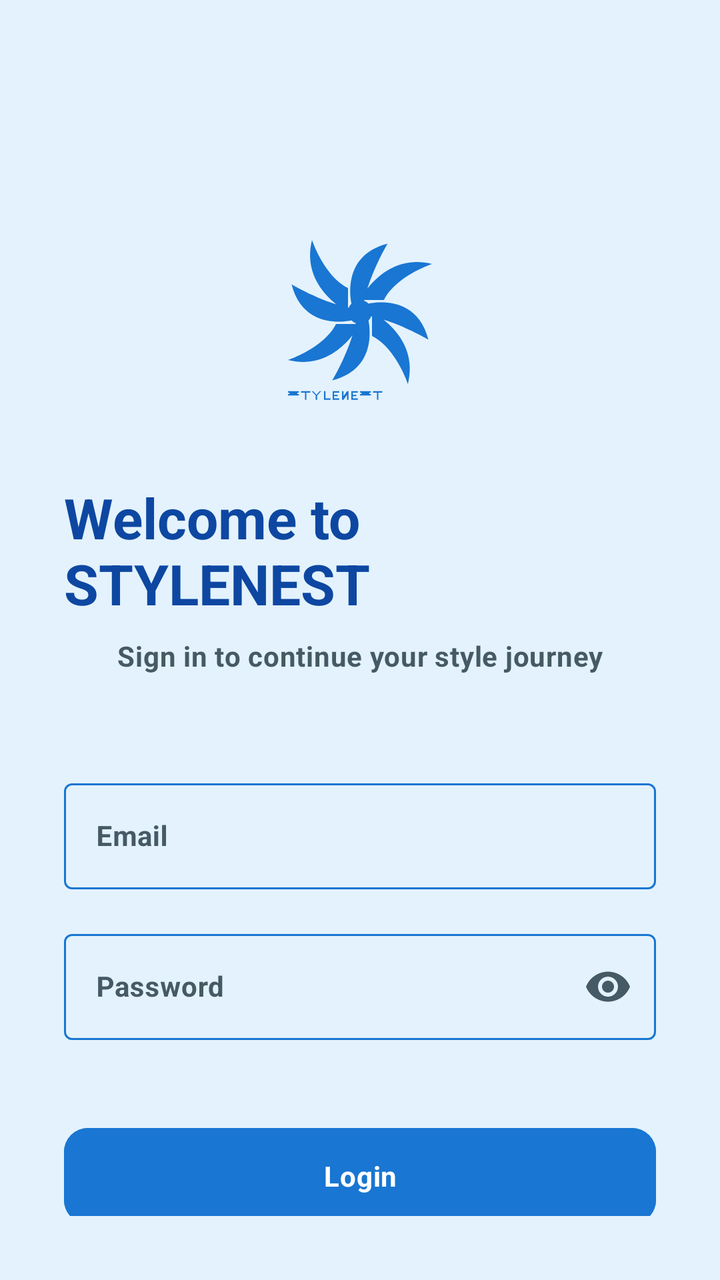
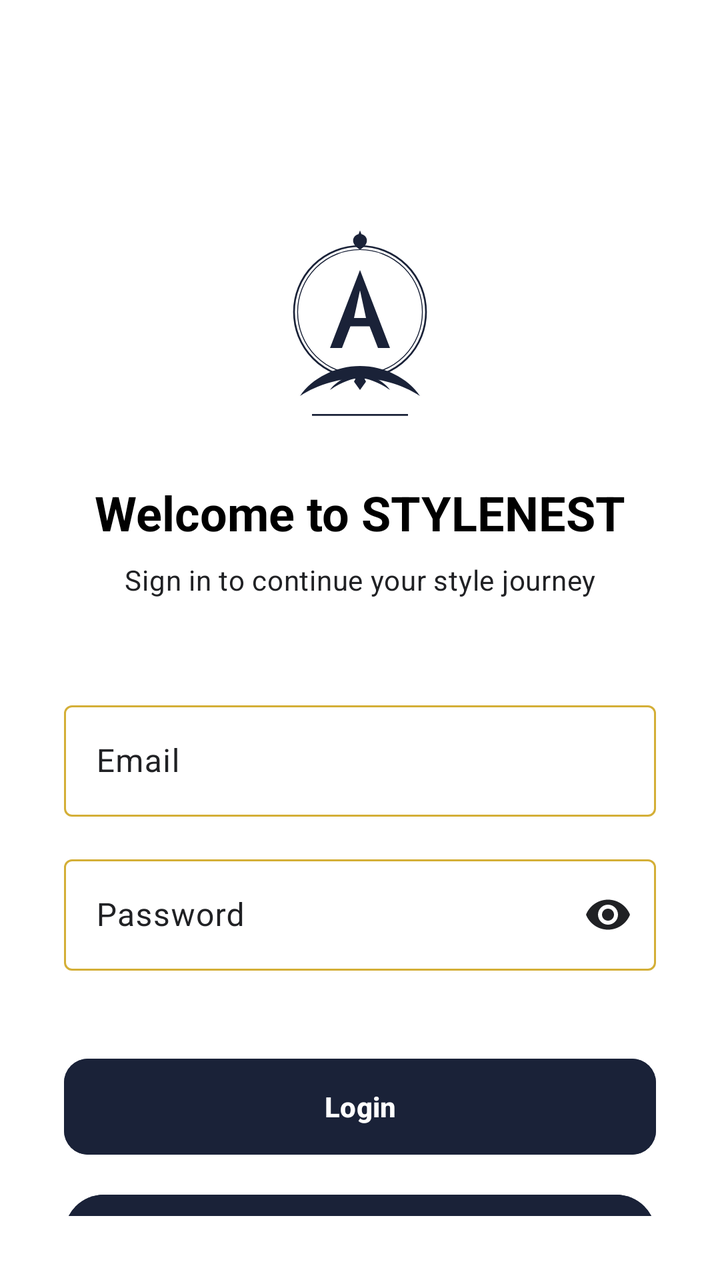

The first picture is an Android layout as it rendered before a commit; the second is the same layout after the commit. The layout source and the unified diff follow.
<!-- AndroidManifest.xml: application theme Theme.StyleNestBoutique -->
<!-- res/layout/fragment_login.xml -->
<?xml version="1.0" encoding="utf-8"?>
<androidx.constraintlayout.widget.ConstraintLayout xmlns:android="http://schemas.android.com/apk/res/android"
    xmlns:app="http://schemas.android.com/apk/res-auto"
    xmlns:tools="http://schemas.android.com/tools"
    android:layout_width="match_parent"
    android:layout_height="match_parent"
    android:background="?attr/colorSurface"
    android:padding="32dp">

    <ImageView
        android:id="@+id/logo"
        android:layout_width="120dp"
        android:layout_height="120dp"
        android:layout_marginTop="64dp"
        android:src="@drawable/ic_logo"
        app:layout_constraintEnd_toEndOf="parent"
        app:layout_constraintStart_toStartOf="parent"
        app:layout_constraintTop_toTopOf="parent"
        app:tint="?attr/colorPrimary" />

    <TextView
        android:id="@+id/title"
        android:layout_width="wrap_content"
        android:layout_height="wrap_content"
        android:layout_marginTop="24dp"
        android:text="Welcome to STYLENEST"
        android:textAppearance="?attr/textAppearanceHeadlineSmall"
        android:textStyle="bold"
        android:textColor="?attr/colorOnSurface"
        app:layout_constraintEnd_toEndOf="parent"
        app:layout_constraintStart_toStartOf="parent"
        app:layout_constraintTop_toBottomOf="@id/logo" />

    <TextView
        android:id="@+id/subtitle"
        android:layout_width="wrap_content"
        android:layout_height="wrap_content"
        android:layout_marginTop="8dp"
        android:text="Sign in to continue your style journey"
        android:textAppearance="?attr/textAppearanceBodyMedium"
        android:textColor="?attr/colorOnSurfaceVariant"
        app:layout_constraintEnd_toEndOf="parent"
        app:layout_constraintStart_toStartOf="parent"
        app:layout_constraintTop_toBottomOf="@id/title" />

    <com.google.android.material.textfield.TextInputLayout
        android:id="@+id/email_layout"
        style="@style/Widget.Material3.TextInputLayout.OutlinedBox"
        android:layout_width="match_parent"
        android:layout_height="wrap_content"
        android:layout_marginTop="48dp"
        android:hint="Email"
        app:layout_constraintTop_toBottomOf="@id/subtitle">

        <com.google.android.material.textfield.TextInputEditText
            android:id="@+id/email_edit_text"
            android:layout_width="match_parent"
            android:layout_height="wrap_content"
            android:inputType="textEmailAddress" />
    </com.google.android.material.textfield.TextInputLayout>

    <com.google.android.material.textfield.TextInputLayout
        android:id="@+id/password_layout"
        style="@style/Widget.Material3.TextInputLayout.OutlinedBox"
        android:layout_width="match_parent"
        android:layout_height="wrap_content"
        android:layout_marginTop="16dp"
        android:hint="Password"
        app:endIconMode="password_toggle"
        app:layout_constraintTop_toBottomOf="@id/email_layout">

        <com.google.android.material.textfield.TextInputEditText
            android:id="@+id/password_edit_text"
            android:layout_width="match_parent"
            android:layout_height="wrap_content"
            android:inputType="textPassword" />
    </com.google.android.material.textfield.TextInputLayout>

    <com.google.android.material.button.MaterialButton
        android:id="@+id/login_button"
        android:layout_width="match_parent"
        android:layout_height="56dp"
        android:layout_marginTop="40dp"
        android:text="Login"
        android:textColor="@color/white"
        android:textStyle="bold"
        app:backgroundTint="?attr/colorPrimary"
        app:cornerRadius="12dp"
        app:layout_constraintTop_toBottomOf="@id/password_layout" />

    <com.google.android.material.button.MaterialButton
        android:id="@+id/signup_button"
        style="@style/Widget.Material3.Button.TextButton"
        android:layout_width="match_parent"
        android:layout_height="wrap_content"
        android:layout_marginTop="12dp"
        android:text="Don't have an account? Sign Up"
        android:textColor="?attr/colorPrimary"
        app:layout_constraintTop_toBottomOf="@id/login_button" />

</androidx.constraintlayout.widget.ConstraintLayout>
<!-- resources referenced by this layout -->
<resources>
  <color name="white">#FFFFFF</color>
  <!-- drawable ic_logo: vector/xml drawable (drawable, 2298 chars, omitted) -->
  <style name="Base.Theme.StyleNestBoutique" parent="Theme.Material3.DayNight.NoActionBar">
          
          <item name="colorPrimary">@color/primary_blue</item>
          <item name="colorOnPrimary">@color/white_pure</item>
          <item name="colorPrimaryContainer">@color/secondary_blue</item>
          <item name="colorOnPrimaryContainer">@color/primary_blue_dark</item>
  
          
          <item name="colorSecondary">@color/primary_blue_dark</item>
          <item name="colorOnSecondary">@color/white_pure</item>
          <item name="colorSecondaryContainer">@color/secondary_blue</item>
          <item name="colorOnSecondaryContainer">@color/text_main</item>
  
          
          <item name="android:windowBackground">@color/app_bg_blue</item>
          <item name="colorSurface">@color/app_bg_blue</item>
          <item name="colorOnSurface">@color/text_main</item>
          <item name="colorSurfaceVariant">@color/secondary_blue</item>
          <item name="colorOnSurfaceVariant">@color/text_secondary</item>
          <item name="colorOutline">@color/primary_blue</item>
  
          
          <item name="android:statusBarColor">@color/primary_blue</item>
          <item name="android:navigationBarColor">@color/app_bg_blue</item>
          <item name="android:windowLightStatusBar">false</item>
          <item name="android:windowLightNavigationBar" tools:targetApi="27">true</item>
  
          
          <item name="materialButtonStyle">@style/StyleNest.Button</item>
          <item name="chipStyle">@style/StyleNest.Chip</item>
  
          
          <item name="textAppearanceHeadlineLarge">@style/StyleNest.TextAppearance.Headline.Bold</item>
          <item name="textAppearanceHeadlineMedium">@style/StyleNest.TextAppearance.Headline.Bold</item>
          <item name="textAppearanceHeadlineSmall">@style/StyleNest.TextAppearance.Headline.Bold</item>
          <item name="textAppearanceTitleLarge">@style/StyleNest.TextAppearance.Title.Bold</item>
          <item name="textAppearanceTitleMedium">@style/StyleNest.TextAppearance.Title.Bold</item>
          <item name="textAppearanceTitleSmall">@style/StyleNest.TextAppearance.Title.Bold</item>
          <item name="textAppearanceBodyLarge">@style/StyleNest.TextAppearance.Body.Bold</item>
          <item name="textAppearanceBodyMedium">@style/StyleNest.TextAppearance.Body.Bold</item>
          <item name="textAppearanceBodySmall">@style/StyleNest.TextAppearance.Body.Bold</item>
          <item name="textAppearanceLabelLarge">@style/StyleNest.TextAppearance.Body.Bold</item>
          <item name="textAppearanceLabelMedium">@style/StyleNest.TextAppearance.Body.Bold</item>
          <item name="textAppearanceLabelSmall">@style/StyleNest.TextAppearance.Body.Bold</item>
      </style>
  <color name="primary_blue">#1976D2</color>
  <color name="white_pure">#FFFFFF</color>
  <color name="secondary_blue">#BBDEFB</color>
  <color name="primary_blue_dark">#1565C0</color>
  <color name="text_main">#0D47A1</color>
  <color name="app_bg_blue">#E3F2FD</color>
  <color name="text_secondary">#455A64</color>
  <style name="StyleNest.Button" parent="Widget.Material3.Button">
          <item name="android:backgroundTint">@color/primary_blue</item>
          <item name="android:textColor">@color/white_pure</item>
          <item name="cornerRadius">12dp</item>
          <item name="android:textStyle">bold</item>
      </style>
  <style name="StyleNest.Chip" parent="Widget.Material3.Chip.Assist">
          <item name="shapeAppearance">@style/ShapeAppearance.Material3.Corner.Medium</item>
          <item name="android:textStyle">bold</item>
          <item name="chipBackgroundColor">@color/white_pure</item>
      </style>
  <style name="StyleNest.TextAppearance.Headline.Bold" parent="TextAppearance.Material3.HeadlineMedium">
          <item name="android:textStyle">bold</item>
          <item name="android:textColor">@color/primary_blue</item>
          <item name="android:fontFamily">sans-serif-medium</item>
      </style>
  <style name="StyleNest.TextAppearance.Title.Bold" parent="TextAppearance.Material3.TitleLarge">
          <item name="android:textStyle">bold</item>
          <item name="android:textColor">@color/text_main</item>
          <item name="android:fontFamily">sans-serif-medium</item>
      </style>
  <style name="StyleNest.TextAppearance.Body.Bold" parent="TextAppearance.Material3.BodyMedium">
          <item name="android:textStyle">bold</item>
          <item name="android:textColor">@color/text_main</item>
          <item name="android:fontFamily">sans-serif</item>
      </style>
  <!-- unchanged entries left out for length: 1 -->
</resources>

<!-- the commit's change to res/layout/fragment_login.xml (unified diff, before → after) -->
@@ -82,7 +82,7 @@
         android:layout_height="56dp"
         android:layout_marginTop="40dp"
         android:text="Login"
-        android:textColor="@color/white"
+        android:textColor="?attr/colorOnPrimary"
         android:textStyle="bold"
         app:backgroundTint="?attr/colorPrimary"
         app:cornerRadius="12dp"
@@ -96,6 +96,7 @@
         android:layout_marginTop="12dp"
         android:text="Don't have an account? Sign Up"
         android:textColor="?attr/colorPrimary"
+        android:textStyle="bold"
         app:layout_constraintTop_toBottomOf="@id/login_button" />
 
 </androidx.constraintlayout.widget.ConstraintLayout>
<!-- resource entries referenced after the edit -->
@@ -1,84 +1,93 @@
 <!-- resources referenced by this layout -->
 <resources>
-  <color name="white">#FFFFFF</color>
-  <!-- drawable ic_logo: vector/xml drawable (drawable, 2298 chars, omitted) -->
+  <!-- drawable ic_logo (drawable) -->
+  <?xml version="1.0" encoding="utf-8"?>
+  <vector xmlns:android="http://schemas.android.com/apk/res/android"
+      android:width="200dp"
+      android:height="200dp"
+      android:viewportWidth="200"
+      android:viewportHeight="200">
+  
+      
+  
+      
+      <path
+          android:fillColor="@android:color/transparent"
+          android:strokeColor="@color/brand_gold"
+          android:strokeWidth="1.5"
+          android:pathData="M100,45 A55,55 0 1,1 100,155 A55,55 0 1,1 100,45" />
+      <path
+          android:fillColor="@android:color/transparent"
+          android:strokeColor="@color/brand_gold"
+          android:strokeWidth="0.8"
+          android:pathData="M100,48 A52,52 0 1,1 100,152 A52,52 0 1,1 100,48" />
+  
+      
+      <path
+          android:fillColor="@color/brand_gold"
+          android:pathData="M100,65 L125,130 H115 L108,112 H92 L85,130 H75 L100,65 Z M100,82 L95,105 H105 L100,82 Z" />
+  
+      
+      <path
+          android:fillColor="@color/brand_gold"
+          android:pathData="M100,35 C95,35 90,42 100,48 C110,42 105,35 100,35 Z" />
+      <path
+          android:fillColor="@color/brand_gold"
+          android:pathData="M100,32 L103,40 L100,43 L97,40 Z" />
+  
+      
+      <path
+          android:fillColor="@color/brand_gold"
+          android:pathData="M100,145 C80,145 60,155 50,170 C65,160 85,155 100,155 C115,155 135,160 150,170 C140,155 120,145 100,145 Z" />
+      <path
+          android:fillColor="@color/brand_gold"
+          android:pathData="M100,152 C90,152 80,158 75,165 C85,158 95,155 100,155 C105,155 115,158 125,165 C120,158 110,152 100,152 Z" />
+      <path
+          android:fillColor="@color/brand_gold"
+          android:pathData="M100,148 L105,158 L100,165 L95,158 Z" />
+  
+      
+      <path
+          android:fillColor="@color/brand_gold"
+          android:pathData="M60,185 H140 V186.5 H60 Z" />
+  
+  </vector>
+  <color name="brand_gold">#D4AF37</color>
   <style name="Base.Theme.StyleNestBoutique" parent="Theme.Material3.DayNight.NoActionBar">
           
-          <item name="colorPrimary">@color/primary_blue</item>
-          <item name="colorOnPrimary">@color/white_pure</item>
-          <item name="colorPrimaryContainer">@color/secondary_blue</item>
-          <item name="colorOnPrimaryContainer">@color/primary_blue_dark</item>
+          <item name="colorPrimary">#1A2238</item>
+          <item name="colorOnPrimary">#FFFFFF</item>
   
           
-          <item name="colorSecondary">@color/primary_blue_dark</item>
-          <item name="colorOnSecondary">@color/white_pure</item>
-          <item name="colorSecondaryContainer">@color/secondary_blue</item>
-          <item name="colorOnSecondaryContainer">@color/text_main</item>
+          <item name="colorPrimaryContainer">#FFFDF5</item> 
+          <item name="colorOnPrimaryContainer">#1A2238</item>
+  
+          <item name="colorSecondary">#D4AF37</item>
+          <item name="colorOnSecondary">#FFFFFF</item>
   
           
-          <item name="android:windowBackground">@color/app_bg_blue</item>
-          <item name="colorSurface">@color/app_bg_blue</item>
-          <item name="colorOnSurface">@color/text_main</item>
-          <item name="colorSurfaceVariant">@color/secondary_blue</item>
-          <item name="colorOnSurfaceVariant">@color/text_secondary</item>
-          <item name="colorOutline">@color/primary_blue</item>
-  
-          
-          <item name="android:statusBarColor">@color/primary_blue</item>
-          <item name="android:navigationBarColor">@color/app_bg_blue</item>
-          <item name="android:windowLightStatusBar">false</item>
-          <item name="android:windowLightNavigationBar" tools:targetApi="27">true</item>
+          <item name="android:windowBackground">#F8F9FA</item>
+          <item name="colorSurface">#FFFFFF</item>
+          <item name="colorOnSurface">#000000</item> 
+          <item name="colorSurfaceVariant">#F1F3F4</item>
+          <item name="colorOnSurfaceVariant">#202124</item> 
+          <item name="colorOutline">#D4AF37</item>
+          <item name="colorError">#D93025</item>
   
           
           <item name="materialButtonStyle">@style/StyleNest.Button</item>
           <item name="chipStyle">@style/StyleNest.Chip</item>
-  
-          
-          <item name="textAppearanceHeadlineLarge">@style/StyleNest.TextAppearance.Headline.Bold</item>
-          <item name="textAppearanceHeadlineMedium">@style/StyleNest.TextAppearance.Headline.Bold</item>
-          <item name="textAppearanceHeadlineSmall">@style/StyleNest.TextAppearance.Headline.Bold</item>
-          <item name="textAppearanceTitleLarge">@style/StyleNest.TextAppearance.Title.Bold</item>
-          <item name="textAppearanceTitleMedium">@style/StyleNest.TextAppearance.Title.Bold</item>
-          <item name="textAppearanceTitleSmall">@style/StyleNest.TextAppearance.Title.Bold</item>
-          <item name="textAppearanceBodyLarge">@style/StyleNest.TextAppearance.Body.Bold</item>
-          <item name="textAppearanceBodyMedium">@style/StyleNest.TextAppearance.Body.Bold</item>
-          <item name="textAppearanceBodySmall">@style/StyleNest.TextAppearance.Body.Bold</item>
-          <item name="textAppearanceLabelLarge">@style/StyleNest.TextAppearance.Body.Bold</item>
-          <item name="textAppearanceLabelMedium">@style/StyleNest.TextAppearance.Body.Bold</item>
-          <item name="textAppearanceLabelSmall">@style/StyleNest.TextAppearance.Body.Bold</item>
       </style>
-  <color name="primary_blue">#1976D2</color>
-  <color name="white_pure">#FFFFFF</color>
-  <color name="secondary_blue">#BBDEFB</color>
-  <color name="primary_blue_dark">#1565C0</color>
-  <color name="text_main">#0D47A1</color>
-  <color name="app_bg_blue">#E3F2FD</color>
-  <color name="text_secondary">#455A64</color>
   <style name="StyleNest.Button" parent="Widget.Material3.Button">
-          <item name="android:backgroundTint">@color/primary_blue</item>
-          <item name="android:textColor">@color/white_pure</item>
-          <item name="cornerRadius">12dp</item>
+          <item name="android:backgroundTint">?attr/colorPrimary</item>
+          <item name="android:textColor">?attr/colorOnPrimary</item>
+          <item name="cornerRadius">8dp</item>
           <item name="android:textStyle">bold</item>
       </style>
   <style name="StyleNest.Chip" parent="Widget.Material3.Chip.Assist">
-          <item name="shapeAppearance">@style/ShapeAppearance.Material3.Corner.Medium</item>
-          <item name="android:textStyle">bold</item>
-          <item name="chipBackgroundColor">@color/white_pure</item>
-      </style>
-  <style name="StyleNest.TextAppearance.Headline.Bold" parent="TextAppearance.Material3.HeadlineMedium">
-          <item name="android:textStyle">bold</item>
-          <item name="android:textColor">@color/primary_blue</item>
-          <item name="android:fontFamily">sans-serif-medium</item>
-      </style>
-  <style name="StyleNest.TextAppearance.Title.Bold" parent="TextAppearance.Material3.TitleLarge">
-          <item name="android:textStyle">bold</item>
-          <item name="android:textColor">@color/text_main</item>
-          <item name="android:fontFamily">sans-serif-medium</item>
-      </style>
-  <style name="StyleNest.TextAppearance.Body.Bold" parent="TextAppearance.Material3.BodyMedium">
-          <item name="android:textStyle">bold</item>
-          <item name="android:textColor">@color/text_main</item>
-          <item name="android:fontFamily">sans-serif</item>
+          <item name="chipBackgroundColor">?attr/colorSurface</item>
+          <item name="android:textColor">?attr/colorOnSurface</item>
+          <item name="chipIconTint">?attr/colorPrimary</item>
       </style>
   <!-- unchanged entries left out for length: 1 -->
 </resources>
